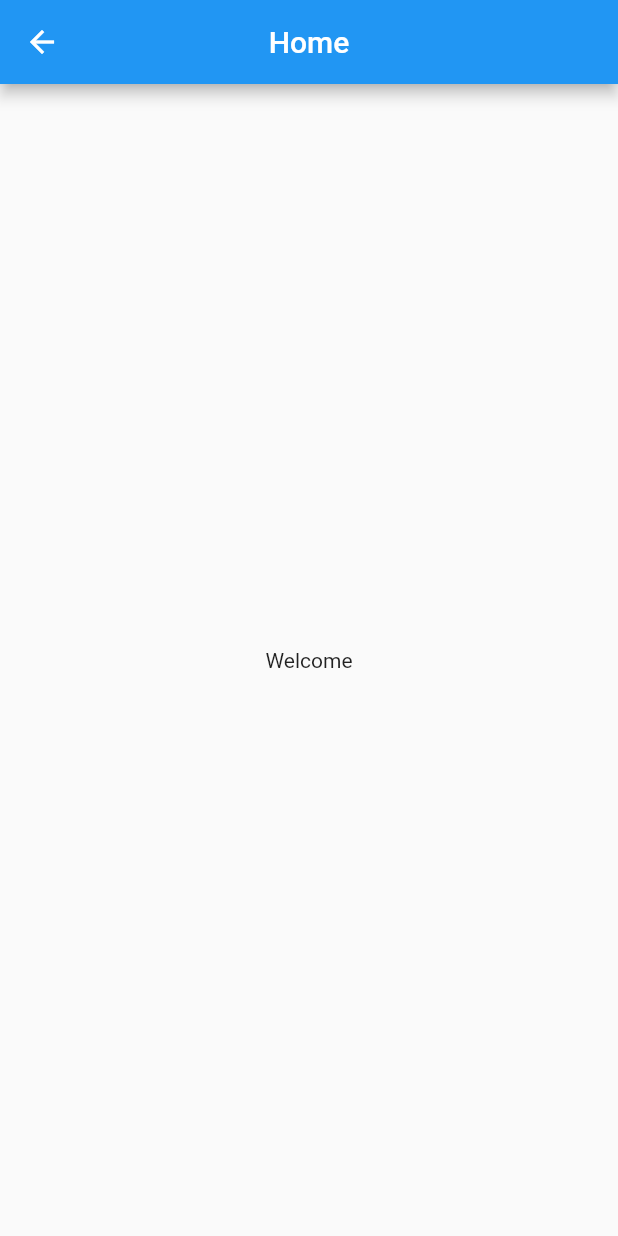
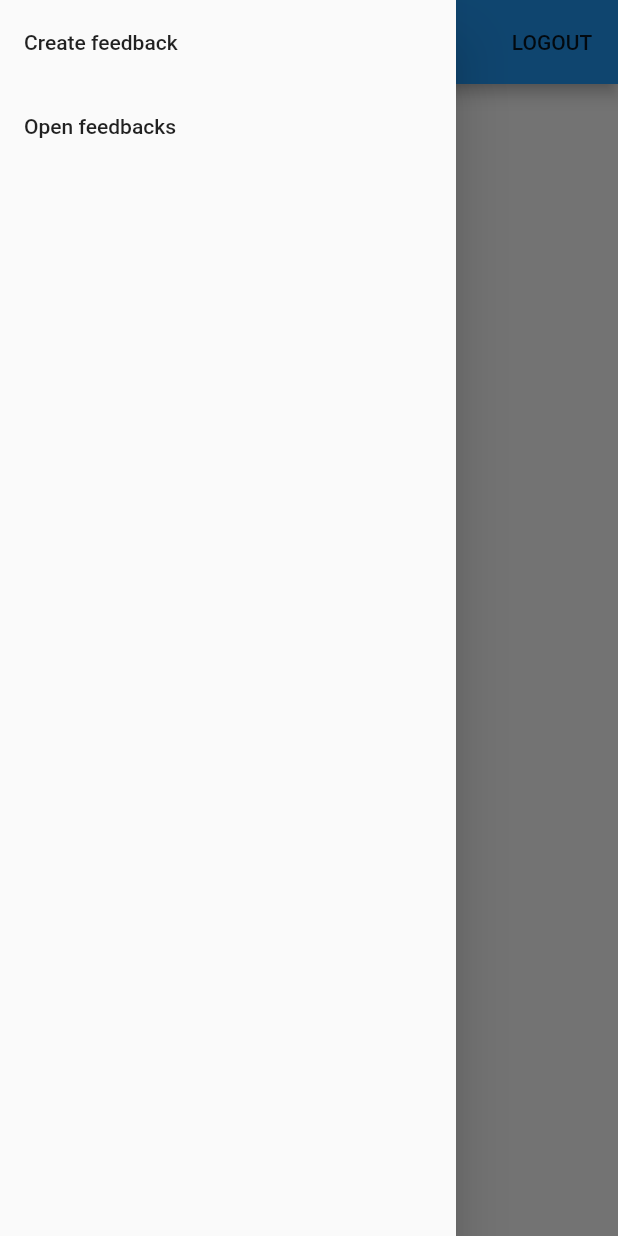
Before and after one commit to MohanthMane/feedback-system, a Flutter app: the HomePage screen opened by its route, with the side drawer open (before the commit the screen has no drawer), on a phone screen of 412 x 824 dp. Run offline on Flutter 3.47's test engine with Material 2 defaults, Android fonts, the phone set to English and light mode, and no system bars; our stand-ins replace cloud_firestore, firebase_auth, flutter_spinkit, fluttertoast; accounts and stored records are empty.

```diff
--- a/lib/homepage.dart
+++ /dev/null
@@ -1,19 +0,0 @@
-import 'package:flutter/material.dart';
-
-class HomePage extends StatefulWidget {
-  @override
-  _HomePageState createState() => _HomePageState();
-}
-
-class _HomePageState extends State<HomePage> {
-  @override
-  Widget build(BuildContext context) {
-    return Scaffold(
-      appBar: AppBar(
-        title: Text('Home'),
-        centerTitle: true,
-      ),
-      body: Center(child: Text('Welcome')),
-    );
-  }
-}
--- /dev/null
+++ b/lib/screens/homepage.dart
@@ -0,0 +1,90 @@
+import 'package:cloud_firestore/cloud_firestore.dart';
+import 'package:fluttertoast/fluttertoast.dart';
+import 'package:flutter/material.dart';
+import 'package:firebase_auth/firebase_auth.dart';
+
+class HomePage extends StatefulWidget {
+  @override
+  _HomePageState createState() => _HomePageState();
+}
+
+class _HomePageState extends State<HomePage> {
+  String _email;
+
+  setEmail() async {
+    FirebaseAuth.instance.currentUser().then((user) {
+      setState(() {
+        _email = user.email;
+      });
+    });
+  }
+
+  @override
+  void initState() {
+    super.initState();
+    setEmail();
+  }
+
+  logout() {
+    FirebaseAuth.instance.signOut().then((value) {
+      Navigator.of(context).pushReplacementNamed('/landingpage');
+    }).catchError((e) {
+      print(e);
+    });
+  }
+
+  @override
+  Widget build(BuildContext context) {
+    return Scaffold(
+      appBar: AppBar(
+        title: Text('Home'),
+        centerTitle: true,
+        actions: <Widget>[
+          FlatButton(
+            child: Text('LOGOUT'),
+            onPressed: logout,
+          )
+        ],
+      ),
+      drawer: Drawer(
+        child: ListView(children: hamBurger()),
+      ),
+      body: Center(child: Text('Welcome')),
+    );
+  }
+
+  List<Widget> hamBurger() {
+    return <Widget>[
+      ListTile(
+        title: Text('Create feedback'),
+        onTap: () {
+          Firestore.instance
+              .collection('/adminusers')
+              .where('email', isEqualTo: _email)
+              .getDocuments()
+              .then((data) {
+            if (data.documents.length > 0) {
+              Navigator.of(context).pop();
+              Navigator.of(context).pushNamed('/createFeedback');
+            } else {
+              Fluttertoast.showToast(
+                  msg: "Permission denied!",
+                  toastLength: Toast.LENGTH_SHORT,
+                  timeInSecForIos: 1,
+                  textColor: Colors.white,
+                  backgroundColor: Colors.black,
+                  gravity: ToastGravity.BOTTOM);
+            }
+          });
+        },
+      ),
+      ListTile(
+        title: Text('Open feedbacks'),
+        onTap: () {
+          Navigator.of(context).pop();
+          Navigator.of(context).pushNamed('/closedFeedback');
+        },
+      )
+    ];
+  }
+}
--- a/lib/services/usermanagement.dart
+++ b/lib/services/usermanagement.dart
@@ -1,5 +1,5 @@
-import 'package:cloud_firestore/cloud_firestore.dart';
+import 'package:flutter/widgets.dart';
 
 class UserManagement {
-  // No signup functionality, We'll add users manually for security reasons
+
 }
--- a/pubspec.yaml
+++ b/pubspec.yaml
@@ -13,6 +13,8 @@ dependencies:
   cloud_firestore:
   firebase_storage:
   cupertino_icons: ^0.1.2
+  flutter_spinkit: "^4.1.1"
+  fluttertoast: ^3.1.3
 
 dev_dependencies:
   flutter_test:
```
Also changed, not shown: lib/main.dart (+43 -9 lines), lib/public/dialog.dart (added, +28 -0 lines), lib/public/spinner.dart (added, +11 -0 lines), lib/screens/closedFeedbacks.dart (added, +15 -0 lines), lib/screens/createFeedback.dart (added, +15 -0 lines), lib/screens/loginpage.dart (renamed from lib/loginpage.dart, +25 -43 lines), lib/screens/test.dart (added, +10 -0 lines), lib/screens/signup.dart (added), pubspec.lock.
